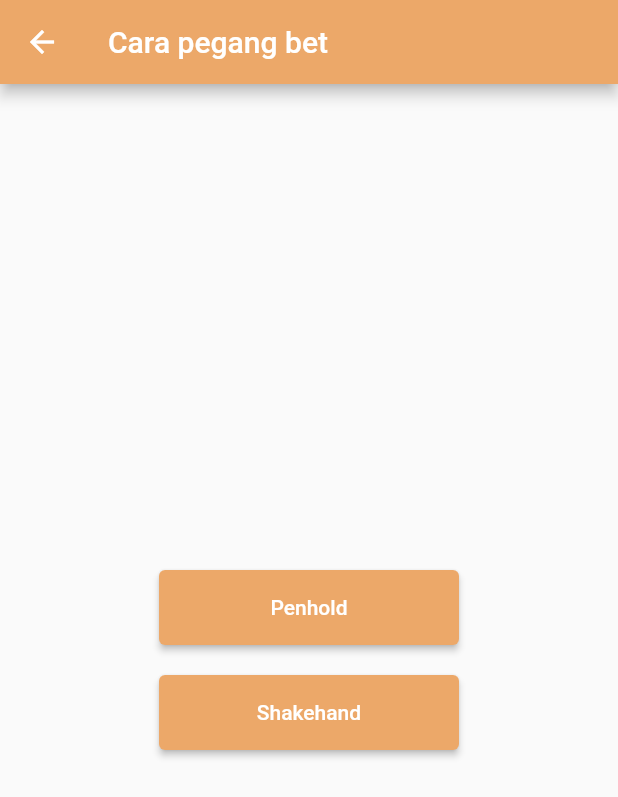
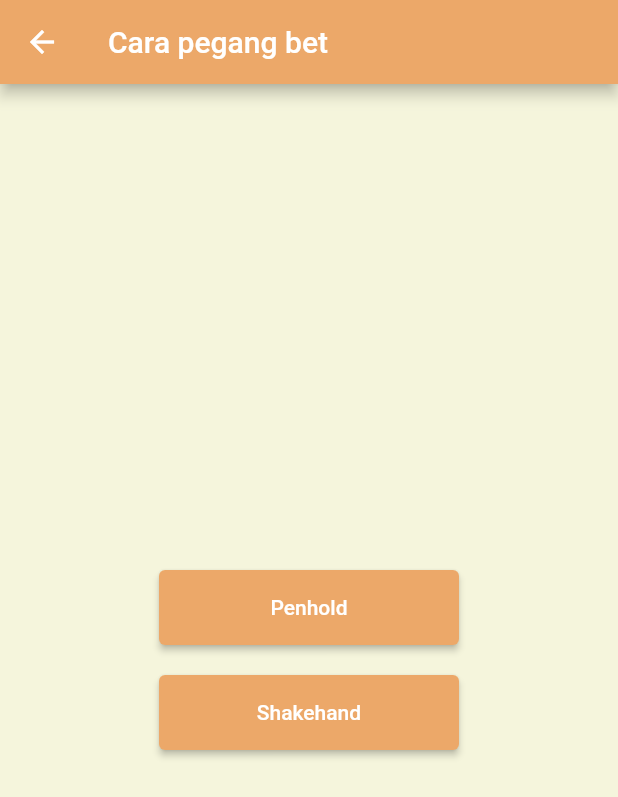
Before and after one commit to pamotinggi/pingpongapp, a Flutter app: the screen it shows after launch, after a tap on "Cara pegang bet", on a phone screen of 412 x 824 dp. Shown: the top 797 px of the screen. Run offline on Flutter 3.47's test engine with Material 2 defaults, Android fonts, the phone set to English and light mode, and no system bars; our stand-ins replace eva_icons_flutter, video_player; missing offline and left inert: syncfusion_flutter_pdfviewer; network calls fail.

```diff
--- a/lib/screen/raketgrip.dart
+++ b/lib/screen/raketgrip.dart
@@ -17,7 +17,12 @@ class _RaketgripState extends State<Raketgrip> {
         backgroundColor: Color(0xffECA869),
         title: Text("Cara pegang bet"),
       ),
-      body: Center(
+      body: Stack(
+        children: <Widget>[
+          Container(
+            color: Color(0xffF5F5DC),
+          ),
+          Center(
             child: Column(
               mainAxisAlignment: MainAxisAlignment.center,
               children: <Widget>[
@@ -57,6 +62,8 @@ class _RaketgripState extends State<Raketgrip> {
               ],
             ),
           ),
+        ],
+      ),
     );
   }
 }
--- a/lib/screen/splashscreen.dart
+++ b/lib/screen/splashscreen.dart
@@ -23,11 +23,18 @@ class _SplashScreenState extends State<SplashScreen> {
 
   @override
   Widget build(BuildContext context) {
-    return Container(
+    return Stack(
+      children: <Widget>[
+          Container(
+            color: Color(0xffF5F5DC),
+          ),
+        Container(
           decoration: const BoxDecoration(
               image: DecorationImage(
                   image: AssetImage("assets/pingsplash.png"),
                   fit: BoxFit.contain)),
+        ),
+      ],
     );
   }
 }
```
Also changed, not shown: lib/screen/longserve.dart (+9 -2 lines), lib/screen/quizpage.dart (+8 -1 lines), lib/screen/shortserve.dart (+9 -2 lines), lib/screen/sidechopserve.dart (+9 -2 lines), lib/screen/sidetopserve.dart (+9 -3 lines), lib/screen/topspinserve.dart (+9 -2 lines), lib/screen/warmup.dart (+10 -2 lines), lib/shakehand.dart (+10 -1 lines), 2 other files.
